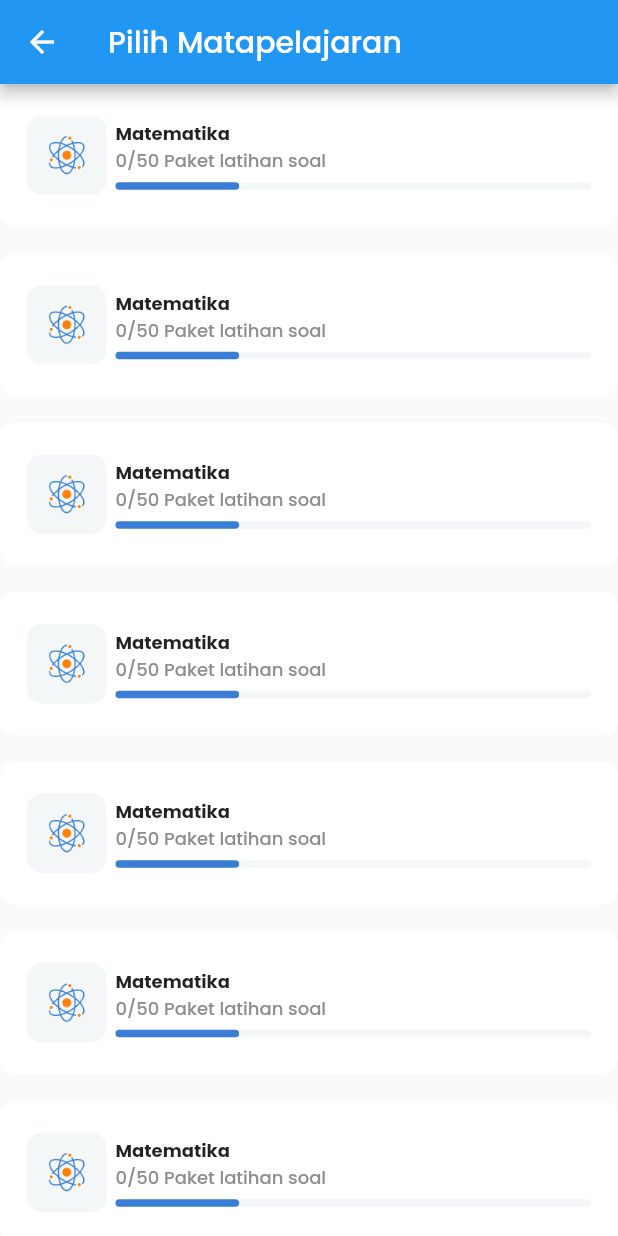
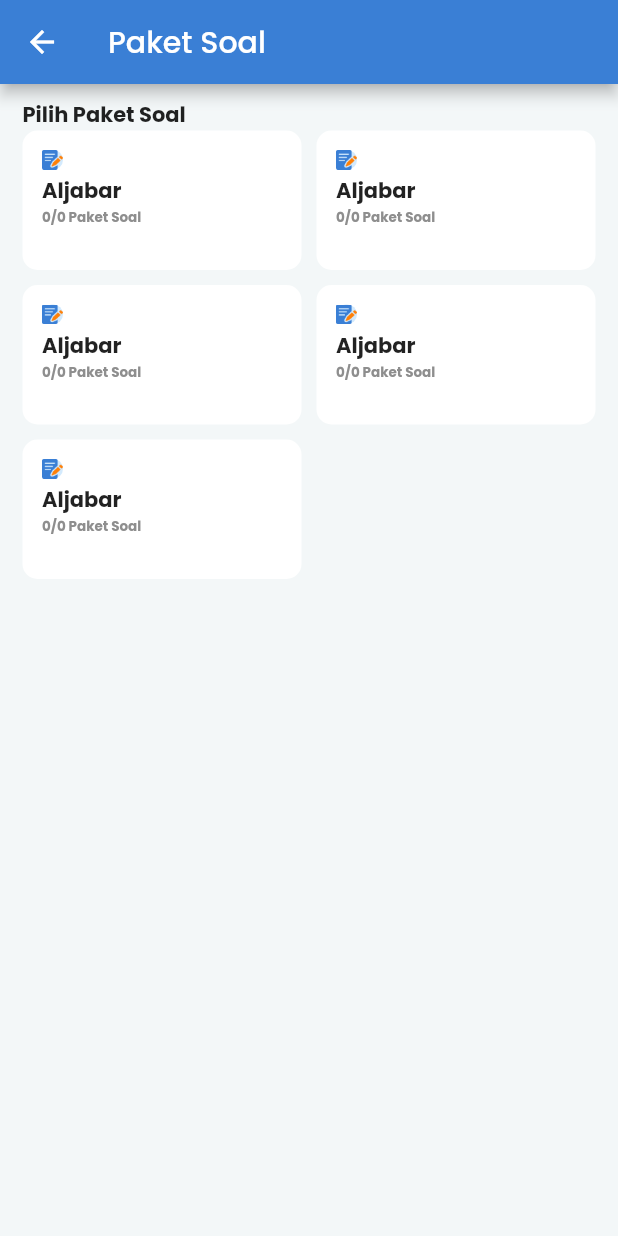
Before and after one commit to Maersx27/finalproject, a Flutter app: the MapelPage screen opened by its route, after a tap on "Matematika", on a phone screen of 412 x 824 dp. Run offline on Flutter 3.47's test engine with Material 2 defaults, Android fonts, the phone set to English and light mode, and no system bars; our stand-ins replace google_fonts.

Commit message:
Paket soal View

```diff
--- a/lib/main.dart
+++ b/lib/main.dart
@@ -1,10 +1,13 @@
 import 'package:finalpro/view/login_page.dart';
 import 'package:finalpro/view/main/latihan_soal/mapel_page.dart';
+import 'package:finalpro/view/main/latihan_soal/paket_soal_page.dart';
+
 import 'package:finalpro/view/main_page.dart';
 import 'package:finalpro/view/registration_page.dart';
 import 'package:finalpro/view/splash_screen.dart';
 import 'package:flutter/material.dart';
 import 'package:google_fonts/google_fonts.dart';
+
 import '../constants/r.dart';
 
 void main() {
@@ -18,9 +21,12 @@ class MyApp extends StatelessWidget {
   @override
   Widget build(BuildContext context) {
     return MaterialApp(
-      title: 'Flutter Demo',
+      title: 'Latihan Soal',
       theme: ThemeData(
         textTheme: GoogleFonts.poppinsTextTheme(),
+        appBarTheme: AppBarTheme(
+          backgroundColor: R.colors.primary,
+        ),
         // This is the theme of your application.
         //
         // Try running your application with "flutter run". You'll see the
@@ -41,93 +47,9 @@ class MyApp extends StatelessWidget {
         LoginPage.route: (context) => LoginPage(),
         RegistrationPage.route: (context) => RegistrationPage(),
         MainPage.route: (context) => MainPage(),
+        PaketSoalPage.route: (context) => PaketSoalPage(),
         MapelPage.route: (context) => MapelPage(),
       },
     );
   }
 }
-
-// class MyHomePage extends StatefulWidget {
-//   const MyHomePage({super.key, required this.title});
-
-//   // This widget is the home page of your application. It is stateful, meaning
-//   // that it has a State object (defined below) that contains fields that affect
-//   // how it looks.
-
-//   // This class is the configuration for the state. It holds the values (in this
-//   // case the title) provided by the parent (in this case the App widget) and
-//   // used by the build method of the State. Fields in a Widget subclass are
-//   // always marked "final".
-
-//   final String title;
-
-//   @override
-//   State<MyHomePage> createState() => _MyHomePageState();
-// }
-
-// class _MyHomePageState extends State<MyHomePage> {
-//   int _counter = 0;
-
-//   void _incrementCounter() {
-//     setState(() {
-//       // This call to setState tells the Flutter framework that something has
-//       // changed in this State, which causes it to rerun the build method below
-//       // so that the display can reflect the updated values. If we changed
-//       // _counter without calling setState(), then the build method would not be
-//       // called again, and so nothing would appear to happen.
-//       _counter++;
-//     });
-//   }
-
-//   @override
-//   Widget build(BuildContext context) {
-//     // This method is rerun every time setState is called, for instance as done
-//     // by the _incrementCounter method above.
-//     //
-//     // The Flutter framework has been optimized to make rerunning build methods
-//     // fast, so that you can just rebuild anything that needs updating rather
-//     // than having to individually change instances of widgets.
-//     return Scaffold(
-//       appBar: AppBar(
-//         // Here we take the value from the MyHomePage object that was created by
-//         // the App.build method, and use it to set our appbar title.
-//         title: Text(widget.title),
-//       ),
-//       body: Center(
-//         // Center is a layout widget. It takes a single child and positions it
-//         // in the middle of the parent.
-//         child: Column(
-//           // Column is also a layout widget. It takes a list of children and
-//           // arranges them vertically. By default, it sizes itself to fit its
-//           // children horizontally, and tries to be as tall as its parent.
-//           //
-//           // Invoke "debug painting" (press "p" in the console, choose the
-//           // "Toggle Debug Paint" action from the Flutter Inspector in Android
-//           // Studio, or the "Toggle Debug Paint" command in Visual Studio Code)
-//           // to see the wireframe for each widget.
-//           //
-//           // Column has various properties to control how it sizes itself and
-//           // how it positions its children. Here we use mainAxisAlignment to
-//           // center the children vertically; the main axis here is the vertical
-//           // axis because Columns are vertical (the cross axis would be
-//           // horizontal).
-//           mainAxisAlignment: MainAxisAlignment.center,
-//           children: <Widget>[
-//             const Text(
-//               'coba pencet tanda tambah dikanan bawah:',
-//             ),
-//             Text(
-//               '$_counter',
-//               style: Theme.of(context).textTheme.headline4,
-//             ),
-//           ],
-//         ),
-//       ),
-//       floatingActionButton: FloatingActionButton(
-//         onPressed: _incrementCounter,
-//         tooltip: 'Increment',
-//         child: const Icon(Icons.add),
-//       ), // This trailing comma makes auto-formatting nicer for build methods.
-//     );
-//   }
-// }
--- a/lib/view/main/latihan_soal/home_page.dart
+++ b/lib/view/main/latihan_soal/home_page.dart
@@ -23,35 +23,38 @@ class _HomePageState extends State<HomePage> {
             _buildTopBanner(context),
             _buildHomeListMapel(),
             Container(
-              margin: EdgeInsets.symmetric(
+              child: Column(
+                crossAxisAlignment: CrossAxisAlignment.start,
+                children: [
+                  Padding(
+                    padding: EdgeInsets.symmetric(
                       horizontal: 20,
                     ),
-              child: Column(
-                children: [
-                  Row(
-                    children: [
-                      Text(
+                    child: Text(
                       "Terbaru",
                       style: TextStyle(
                         fontWeight: FontWeight.bold,
                         fontSize: 18,
                       ),
                     ),
-                      //  Spacer(),
-                    ],
                   ),
+                  SizedBox(height: 10),
                   Container(
-                    height: 170,
+                    height: 150,
                     child: ListView.builder(
                       itemCount: 5,
                       scrollDirection: Axis.horizontal,
                       itemBuilder: ((context, index) {
-                        return Image.asset(
+                        return Padding(
+                          padding: const EdgeInsets.only(left: 20.0),
+                          child: Image.asset(
                             R.assets.imgBanner,
+                          ),
                         );
                       }),
                     ),
-                  )
+                  ),
+                  SizedBox(height: 35),
                 ],
               ),
             )
@@ -184,13 +187,13 @@ class MapelWidget extends StatelessWidget {
         color: Colors.white,
         borderRadius: BorderRadius.circular(10),
       ),
-      margin: EdgeInsets.only(bottom: 18),
-      padding: EdgeInsets.symmetric(horizontal: 18, vertical: 21),
+      margin: EdgeInsets.only(bottom: 10),
+      padding: EdgeInsets.symmetric(horizontal: 18, vertical: 20),
       child: Row(
         children: [
           Container(
-            height: 53,
-            width: 53,
+            height: 50,
+            width: 50,
             padding: EdgeInsets.all(13),
             decoration: BoxDecoration(
                 color: R.colors.grey, borderRadius: BorderRadius.circular(10)),
--- a/lib/view/main/latihan_soal/mapel_page.dart
+++ b/lib/view/main/latihan_soal/mapel_page.dart
@@ -1,4 +1,5 @@
 import 'package:finalpro/view/main/latihan_soal/home_page.dart';
+import 'package:finalpro/view/main/latihan_soal/paket_soal_page.dart';
 import 'package:flutter/material.dart';
 
 class MapelPage extends StatelessWidget {
@@ -9,11 +10,18 @@ class MapelPage extends StatelessWidget {
   Widget build(BuildContext context) {
     return Scaffold(
       appBar: AppBar(
-        title: Text("Pilih Matapelajaran"),
+        title: Text("Pilih Mata Pelajaran"),
       ),
-      body: ListView.builder(itemBuilder: (context, index) {
-        return GestureDetector(onTap: () {}, child: MapelWidget());
-      }),
+      body: Padding(
+        padding: const EdgeInsets.symmetric(vertical: 5, horizontal: 20),
+        child: ListView.builder(itemBuilder: (context, index) {
+          return GestureDetector(
+              onTap: () {
+                Navigator.of(context).pushNamed(PaketSoalPage.route);
+              },
+              child: MapelWidget());
+        }),
+      ),
     );
   }
 }
--- /dev/null
+++ b/lib/view/main/latihan_soal/paket_soal_page.dart
@@ -0,0 +1,102 @@
+import 'package:finalpro/constants/r.dart';
+import 'package:flutter/material.dart';
+
+class PaketSoalPage extends StatefulWidget {
+  const PaketSoalPage({super.key});
+  static String route = "paket_soal_page";
+
+  @override
+  State<PaketSoalPage> createState() => _PaketSoalPageState();
+}
+
+class _PaketSoalPageState extends State<PaketSoalPage> {
+  @override
+  Widget build(BuildContext context) {
+    return Scaffold(
+      backgroundColor: R.colors.grey,
+      appBar: AppBar(
+        title: Text('Paket Soal'),
+      ),
+      body: Padding(
+        padding: const EdgeInsets.symmetric(horizontal: 15.0, vertical: 10),
+        child: Column(
+          crossAxisAlignment: CrossAxisAlignment.start,
+          children: [
+            Text(
+              "Pilih Paket Soal",
+              style: TextStyle(
+                fontWeight: FontWeight.bold,
+              ),
+            ),
+            Expanded(
+              child: GridView.count(
+                mainAxisSpacing: 10,
+                crossAxisSpacing: 10,
+                crossAxisCount: 2,
+                childAspectRatio: 4 / 2,
+                children: [
+                  PaketSoalWidget(),
+                  PaketSoalWidget(),
+                  PaketSoalWidget(),
+                  PaketSoalWidget(),
+                  PaketSoalWidget(),
+                ],
+              ),
+            ),
+          ],
+        ),
+      ),
+    );
+  }
+}
+
+class PaketSoalWidget extends StatelessWidget {
+  const PaketSoalWidget({
+    super.key,
+  });
+
+  @override
+  Widget build(BuildContext context) {
+    return Container(
+      decoration: BoxDecoration(
+        borderRadius: BorderRadius.circular(10),
+        color: Colors.white,
+      ),
+      // margin: const EdgeInsets.all(13.0),
+      padding: const EdgeInsets.all(13.0),
+      child: Column(
+        crossAxisAlignment: CrossAxisAlignment.start,
+        children: [
+          Container(
+            decoration: BoxDecoration(
+              borderRadius: BorderRadius.circular(10),
+              color: Colors.blue.withOpacity(0.2),
+            ),
+            padding: EdgeInsets.symmetric(),
+            child: Image.asset(
+              R.assets.icNote,
+              width: 14,
+            ),
+          ),
+          SizedBox(
+            height: 4,
+          ),
+          Text(
+            "Aljabar",
+            style: TextStyle(
+              fontWeight: FontWeight.bold,
+            ),
+          ),
+          Text(
+            "0/0 Paket Soal",
+            style: TextStyle(
+              fontWeight: FontWeight.bold,
+              fontSize: 9,
+              color: R.colors.greySubtitleHome,
+            ),
+          ),
+        ],
+      ),
+    );
+  }
+}
```
Also changed, not shown: 1 other file. Lines whose indentation alone changed are shown as unchanged.
